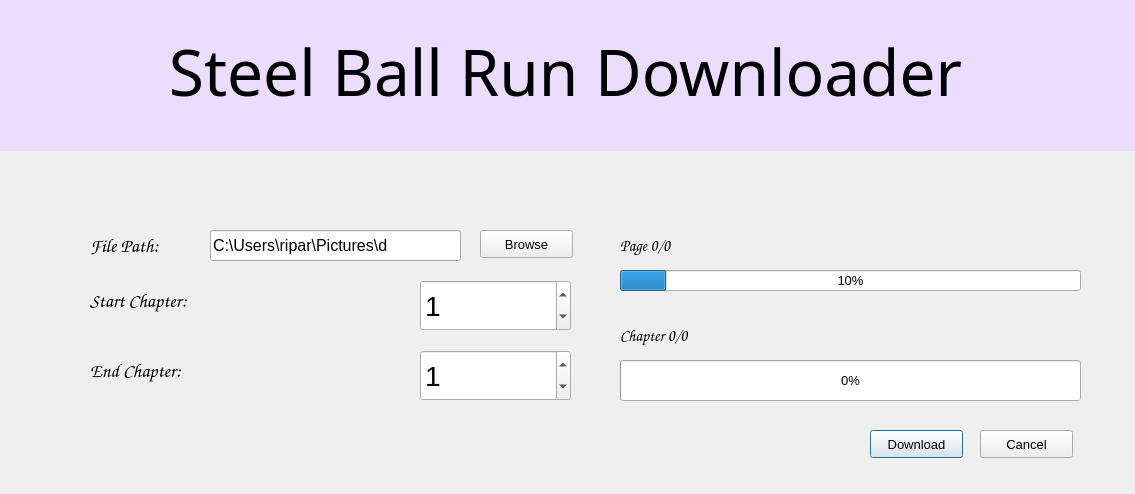
Old version of the form mangaGUI.ui in the repository ArunJayaraman95/MangaPy.
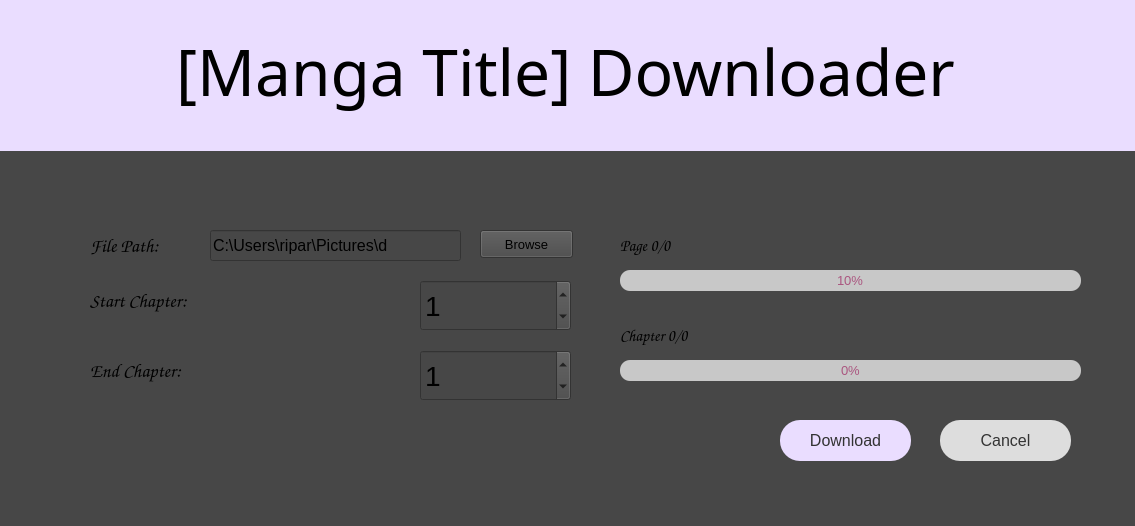
New version of the form.

Commit message: Progress bar and buttons

The edit to the form file:
```diff
--- a/mangaGUI.ui
+++ b/mangaGUI.ui
@@ -7,7 +7,7 @@
     <x>0</x>
     <y>0</y>
     <width>1135</width>
-    <height>494</height>
+    <height>526</height>
    </rect>
   </property>
   <property name="font">
@@ -18,6 +18,9 @@
   <property name="windowTitle">
    <string>Dialog</string>
   </property>
+  <property name="styleSheet">
+   <string notr="true">background-color: rgb(71, 71, 71);</string>
+  </property>
   <widget class="QProgressBar" name="pageProgress">
    <property name="enabled">
     <bool>true</bool>
@@ -34,7 +37,17 @@
     <bool>false</bool>
    </property>
    <property name="styleSheet">
-    <string notr="true"/>
+    <string notr="true">QProgressBar {
+	background-color: rgb(200, 200, 200);
+	color: rgb(170, 85, 127);
+	border-style: solid;
+	border-radius: 10px;
+	text-align: center;
+}
+
+QProgressBar::chunk {
+	border-radius: 10px;
+}</string>
    </property>
    <property name="value">
     <number>10</number>
@@ -62,7 +75,7 @@
     <string notr="true">background-color: rgb(234, 221, 255);</string>
    </property>
    <property name="text">
-    <string>Steel Ball Run Downloader</string>
+    <string>[Manga Title] Downloader</string>
    </property>
    <property name="alignment">
     <set>Qt::AlignCenter</set>
@@ -197,11 +210,21 @@
      <x>620</x>
      <y>360</y>
      <width>461</width>
-     <height>41</height>
+     <height>21</height>
     </rect>
    </property>
    <property name="styleSheet">
-    <string notr="true"/>
+    <string notr="true">QProgressBar {
+	background-color: rgb(200, 200, 200);
+	color: rgb(170, 85, 127);
+	border-style: solid;
+	border-radius: 10px;
+	text-align: center;
+}
+
+QProgressBar::chunk {
+	border-radius: 10px;
+}</string>
    </property>
    <property name="value">
     <number>0</number>
@@ -248,12 +271,25 @@
   <widget class="QPushButton" name="downloadButton">
    <property name="geometry">
     <rect>
-     <x>870</x>
-     <y>430</y>
-     <width>93</width>
-     <height>28</height>
+     <x>780</x>
+     <y>420</y>
+     <width>131</width>
+     <height>41</height>
     </rect>
    </property>
+   <property name="font">
+    <font>
+     <pointsize>12</pointsize>
+    </font>
+   </property>
+   <property name="styleSheet">
+    <string notr="true">QPushButton {
+background-color: rgb(234, 221, 255);
+border: none;
+color: #333;
+border-radius: 20%;
+}</string>
+   </property>
    <property name="text">
     <string>Download</string>
    </property>
@@ -261,12 +297,25 @@
   <widget class="QPushButton" name="cancelButton">
    <property name="geometry">
     <rect>
-     <x>980</x>
-     <y>430</y>
-     <width>93</width>
-     <height>28</height>
+     <x>940</x>
+     <y>420</y>
+     <width>131</width>
+     <height>41</height>
     </rect>
    </property>
+   <property name="font">
+    <font>
+     <pointsize>12</pointsize>
+    </font>
+   </property>
+   <property name="styleSheet">
+    <string notr="true">QPushButton {
+background-color: #DDD;
+border: none;
+color: #333;
+border-radius: 20%;
+}</string>
+   </property>
    <property name="text">
     <string>Cancel</string>
    </property>
```
